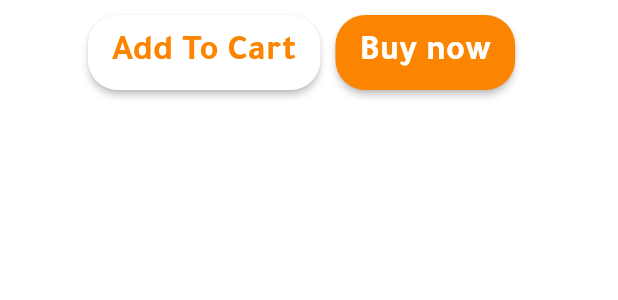
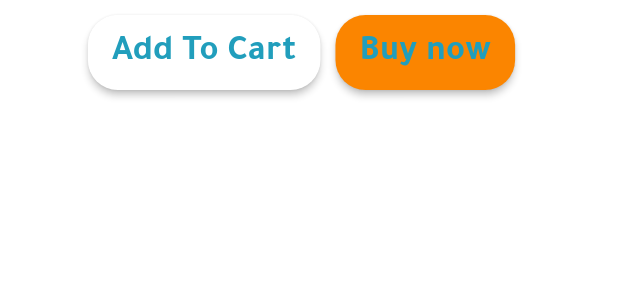
Before and after one commit to NGPTechWorld/Programming_Languages_Mobile_24-25, a Flutter app: the ButtonProduct widget shown alone on an empty page, opened directly, after a tap on "Add To Cart", on a phone screen of 412 x 824 dp. Shown: the top 300 px of the screen. Run offline on Flutter 3.47's test engine with Material 3 defaults, Android fonts, the phone set to English and light mode, and no system bars; our stand-ins replace dio, flutter_svg, get, get_storage, image_picker, pinput and 2 more; missing offline and left inert: data_connection_checker_tv; accounts and stored records are empty; network calls fail.

Commit message:
edit code

```diff
--- a/lib/screens/product_details_screen/widgets/button_product.dart
+++ b/lib/screens/product_details_screen/widgets/button_product.dart
@@ -20,7 +20,7 @@ class ButtonProduct extends StatelessWidget {
             height: 50,
             color: ColorManager.whiteColor,
             press: () {},
-            style: StyleManager.button1(color: ColorManager.firstColor),
+            style: StyleManager.button1(color: ColorManager.secoundColor),
           ),
           Padding(
             padding: const EdgeInsets.symmetric(horizontal: AppPadding.p10),
@@ -30,7 +30,7 @@ class ButtonProduct extends StatelessWidget {
               height: 50,
               color: ColorManager.firstColor,
               press: () {},
-              style: StyleManager.button1(color: ColorManager.whiteColor),
+              style: StyleManager.button1(color: ColorManager.secoundColor),
             ),
           ),
         ],
```
Also changed, not shown: lib/data/module/product_model.dart (+4 -4 lines), lib/screens/home_page/widgets/some_item.dart (+4 -13 lines), lib/screens/product_details_screen/widgets/image_and_favoriet.dart (+15 -0 lines), 2 other files.
